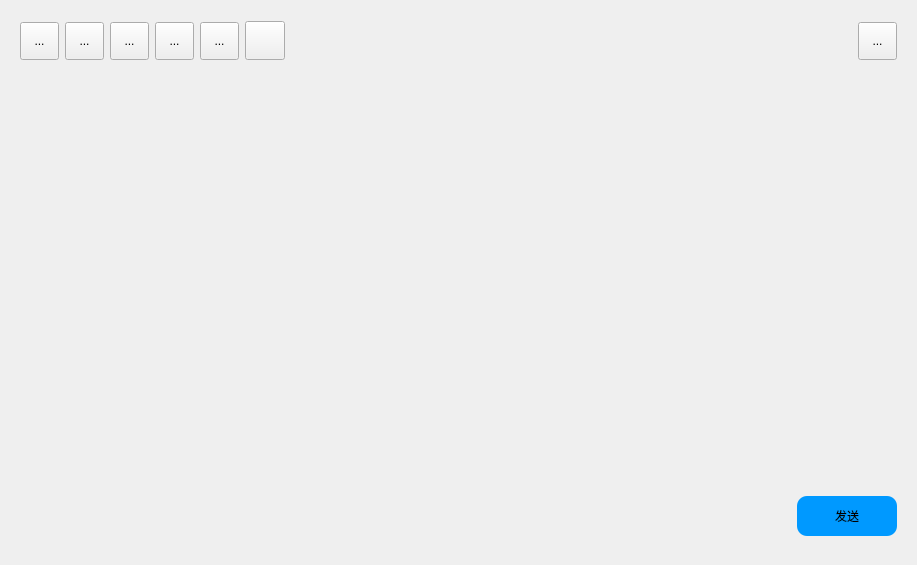
Before: the Qt Designer form ui/send.ui in miku2078/qt_QQ, drawn with Qt 5.
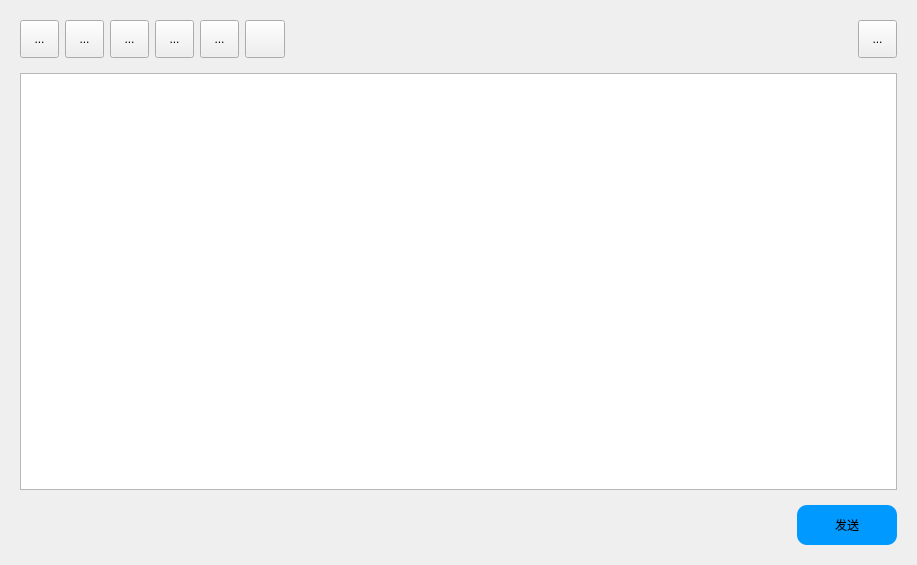
After: the same form once the commit is applied. Icons and pictures are not drawn. Custom widgets are drawn as their Qt base class.

The edit to the form file:
```diff
--- a/ui/send.ui
+++ b/ui/send.ui
@@ -25,7 +25,7 @@
      <property name="minimumSize">
       <size>
        <width>0</width>
-       <height>60</height>
+       <height>56</height>
       </size>
      </property>
      <property name="styleSheet">
@@ -272,15 +272,14 @@
       <string notr="true"/>
      </property>
      <layout class="QVBoxLayout" name="verticalLayout_2">
+      <property name="topMargin">
+       <number>0</number>
+      </property>
+      <property name="bottomMargin">
+       <number>0</number>
+      </property>
       <item>
-       <widget class="QWidget" name="widget_3" native="true">
-        <property name="sizePolicy">
-         <sizepolicy hsizetype="Preferred" vsizetype="Expanding">
-          <horstretch>0</horstretch>
-          <verstretch>0</verstretch>
-         </sizepolicy>
-        </property>
-       </widget>
+       <widget class="QTextEdit" name="textEdit"/>
       </item>
       <item>
        <widget class="QWidget" name="widget_4" native="true">
```
